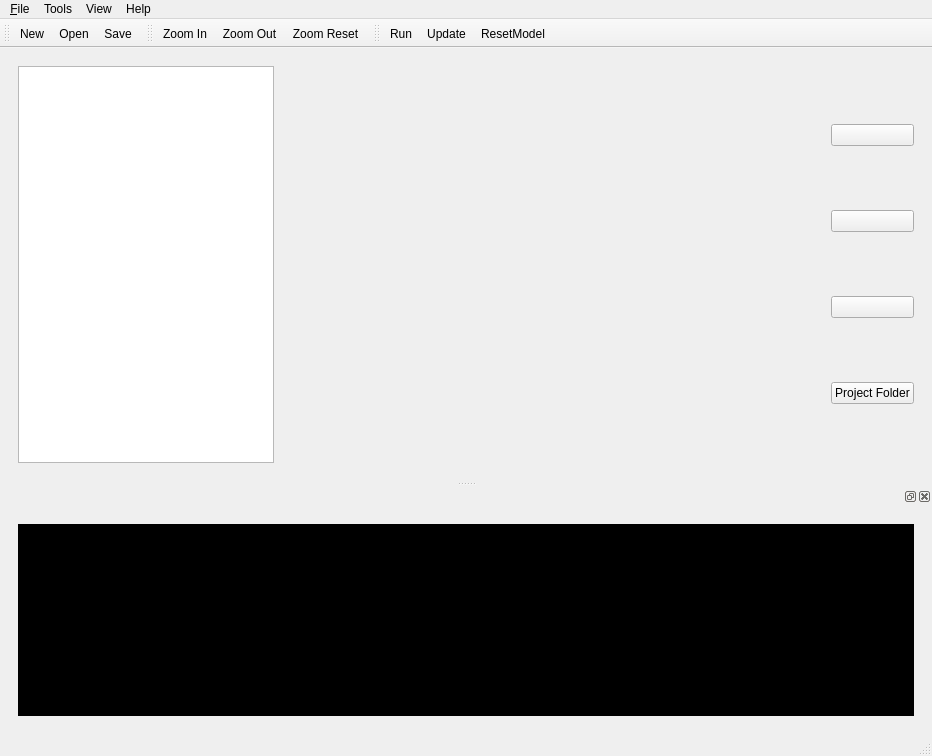
The window that src/libdynamind-gui/dmmainwindow.ui (iut-ibk/P8-WSC-GUI) describes before a commit, drawn with Qt 5.
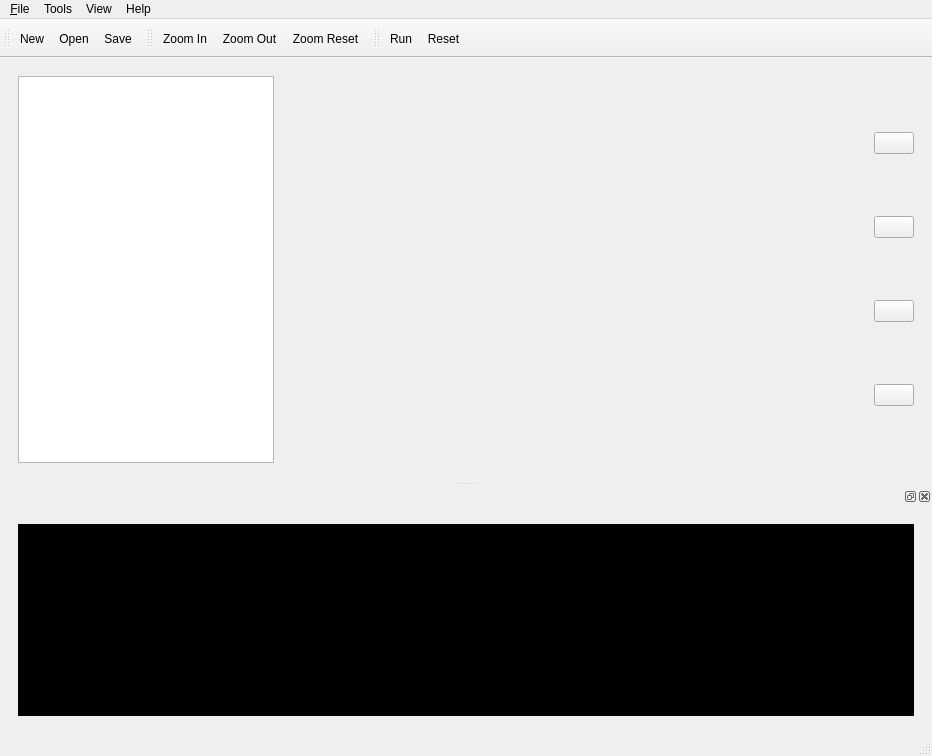
The same window after the commit. Icons and pictures are not drawn.

```diff
--- a/src/libdynamind-gui/dmmainwindow.ui
+++ b/src/libdynamind-gui/dmmainwindow.ui
@@ -142,9 +142,22 @@
          </item>
          <item>
           <widget class="QPushButton" name="pb_TempFold">
-           <property name="text">
+           <property name="toolTip">
             <string>Project Folder</string>
            </property>
+           <property name="text">
+            <string/>
+           </property>
+           <property name="icon">
+            <iconset resource="../dynamind-modelbuilder/icons.qrc">
+             <normaloff>:/Icons/ressources/WSC-GUI-ProjectFolder.png</normaloff>:/Icons/ressources/WSC-GUI-ProjectFolder.png</iconset>
+           </property>
+           <property name="iconSize">
+            <size>
+             <width>70</width>
+             <height>70</height>
+            </size>
+           </property>
           </widget>
          </item>
         </layout>
@@ -703,8 +716,8 @@
     <bool>false</bool>
    </attribute>
    <addaction name="actionRun"/>
-   <addaction name="actionUpdate"/>
    <addaction name="actionResetModel"/>
+   <addaction name="actionUpdate"/>
   </widget>
   <action name="actionRun">
    <property name="icon">
@@ -819,8 +832,14 @@
    </property>
   </action>
   <action name="actionUpdate">
+   <property name="enabled">
+    <bool>false</bool>
+   </property>
    <property name="text">
-    <string>Update</string>
+    <string/>
+   </property>
+   <property name="iconText">
+    <string/>
    </property>
   </action>
   <action name="actionExit">
@@ -878,7 +897,10 @@
   </action>
   <action name="actionResetModel">
    <property name="text">
-    <string>ResetModel</string>
+    <string>Reset</string>
+   </property>
+   <property name="iconText">
+    <string>Reset</string>
    </property>
   </action>
   <action name="actionShow_Hide_Console_Window">
```
Left out of the diff: 31 changed lines with no effect on the pictures.
